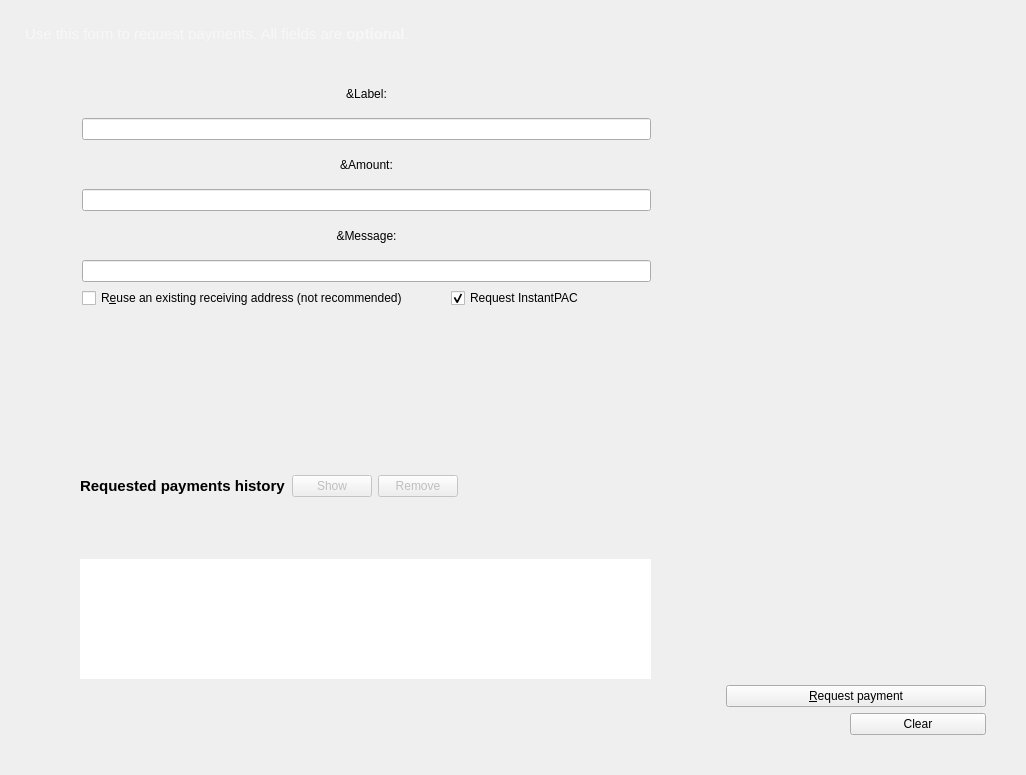
This is src/qt/forms/receivecoinsdialog.ui in PACCommunity/PAC as Qt 5 draws it before an edit. The edited form follows.
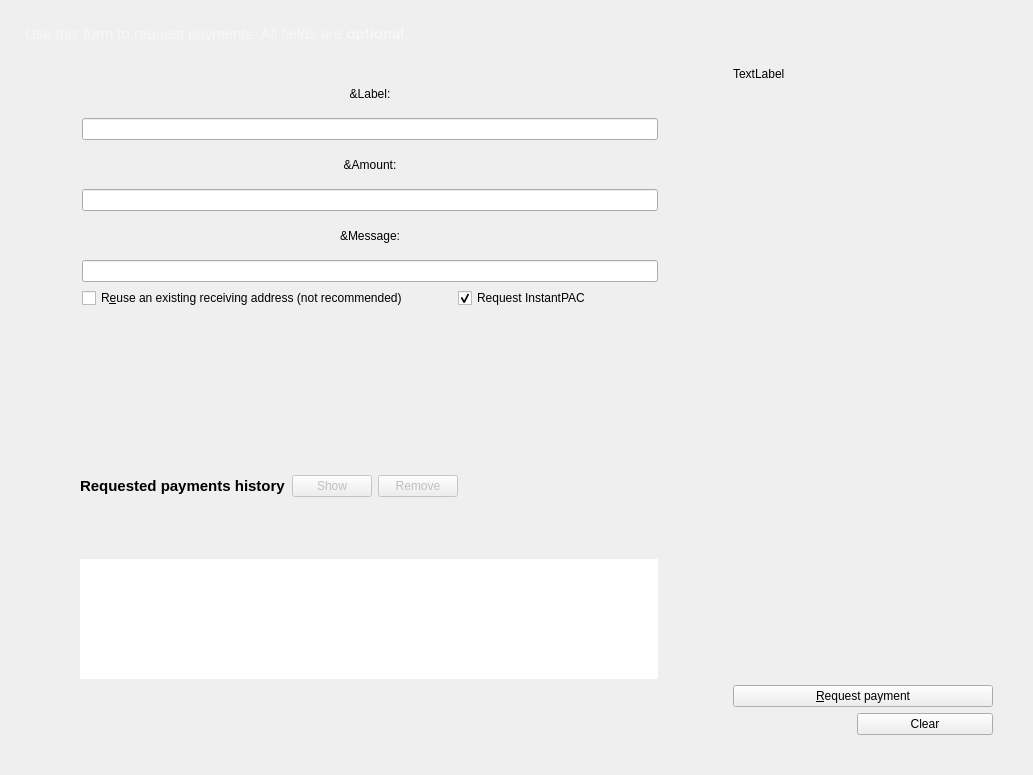
This is the edited form. Custom widgets are drawn as their Qt base class.

Commit message: Backend for the balance on the receive page

Patch:
```diff
--- a/src/qt/forms/receivecoinsdialog.ui
+++ b/src/qt/forms/receivecoinsdialog.ui
@@ -6,7 +6,7 @@
    <rect>
     <x>0</x>
     <y>0</y>
-    <width>916</width>
+    <width>1033</width>
     <height>775</height>
    </rect>
   </property>
@@ -485,6 +485,13 @@
          <property name="bottomMargin">
           <number>20</number>
          </property>
+         <item>
+          <widget class="QLabel" name="labelBalance">
+           <property name="text">
+            <string>TextLabel</string>
+           </property>
+          </widget>
+         </item>
          <item>
           <spacer name="verticalSpacer">
            <property name="orientation">
```
The commit also changes 2 other files.
